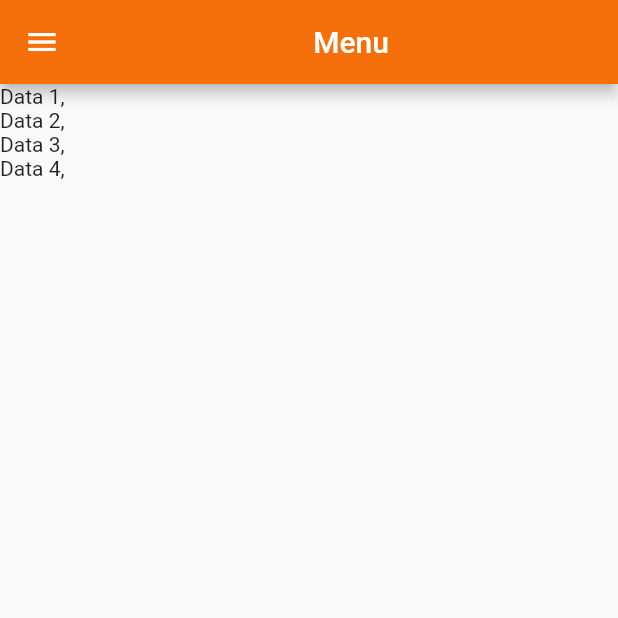
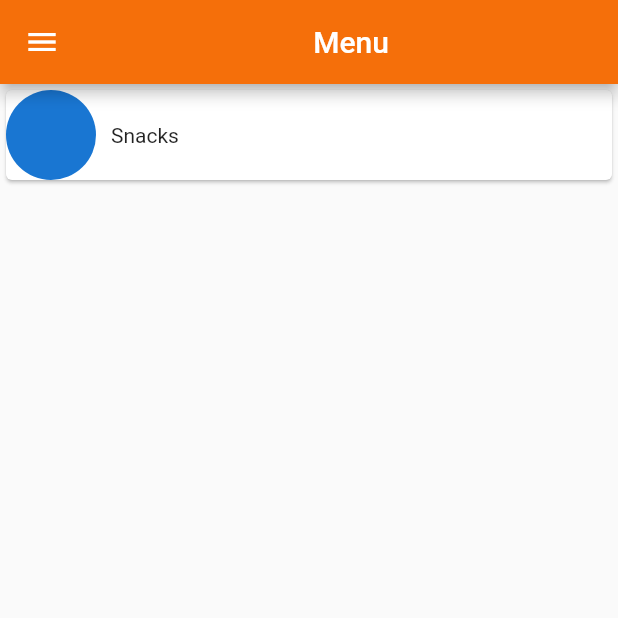
Before and after one commit to musabagab/Delicious-Food-ordering-app, a Flutter app: the HomeView screen opened directly, on a phone screen of 412 x 824 dp, the top half of it. Run offline on Flutter 3.47's test engine with Material 2 defaults, Android fonts, the phone set to English and light mode, and no system bars; our stand-ins replace cloud_firestore, firebase_auth, flutter_custom_clippers, get_it, rflutter_alert; accounts and stored records are empty.

Commit message:
added a card to meals categroies

```diff
--- a/lib/main.dart
+++ b/lib/main.dart
@@ -27,7 +27,7 @@ class MyApp extends StatelessWidget {
           ),
         ),
       ),
-      initialRoute: AuthPage,
+      initialRoute: StartUpPage,
       onGenerateRoute: Router.generateRoute,
       navigatorKey: locator<NavigationService>().navigatorKey,
     );
--- a/lib/ui/views/home_view.dart
+++ b/lib/ui/views/home_view.dart
@@ -1,4 +1,6 @@
 import 'package:delicious/core/viewmodels/home_model.dart';
+import 'package:delicious/ui/shared/text_styles.dart';
+import 'package:delicious/ui/shared/ui_helpers.dart';
 import 'package:delicious/ui/views/base_view.dart';
 import 'package:delicious/ui/widgets/home/app_drawer.dart';
 import 'package:flutter/material.dart';
@@ -17,10 +19,24 @@ class HomeView extends StatelessWidget {
         body: SafeArea(
           child: ListView(
             children: <Widget>[
-              Text('Data 1,'),
-              Text('Data 2,'),
-              Text('Data 3,'),
-              Text('Data 4,'),
+              Card(
+                child: Row(
+                  mainAxisAlignment: MainAxisAlignment.spaceBetween,
+                  children: <Widget>[
+                    Row(
+                      children: <Widget>[
+                        CircleAvatar(
+                          radius: 30,
+                        ),
+                        UIHelper.horizontalSpaceSmall(),
+                        Text(
+                          'Snacks',
+                        ),
+                      ],
+                    ),
+                  ],
+                ),
+              ),
             ],
           ),
         ),
```
Also changed, not shown: lib/ui/widgets/authentication_form.dart (+5 -4 lines).
